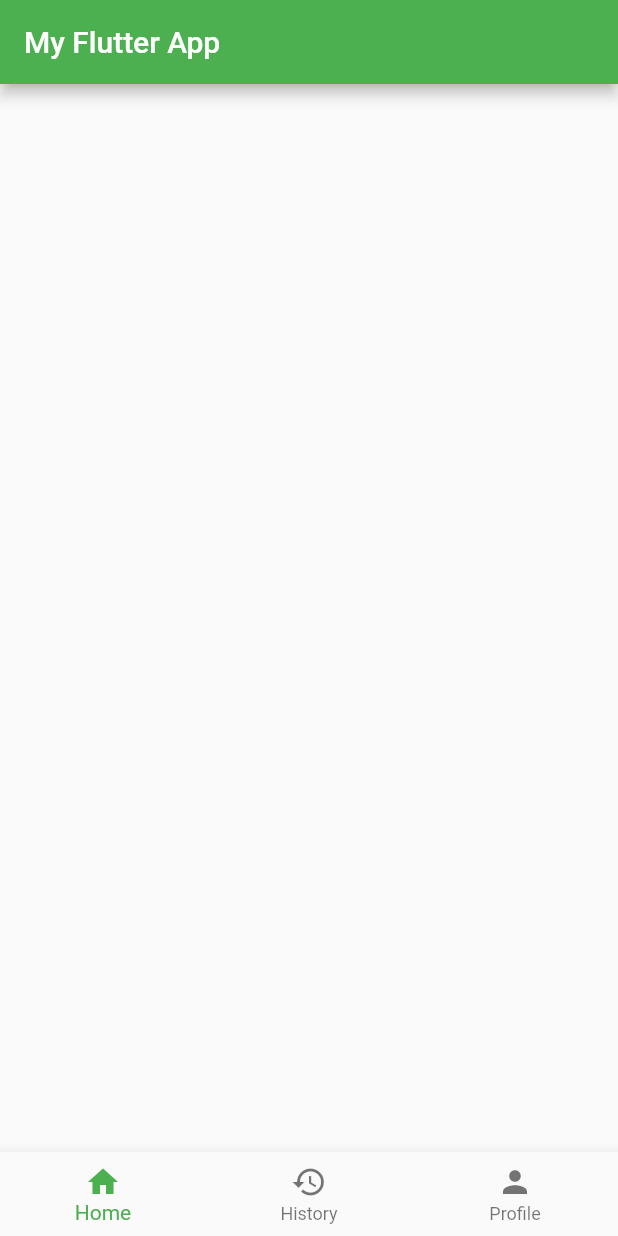
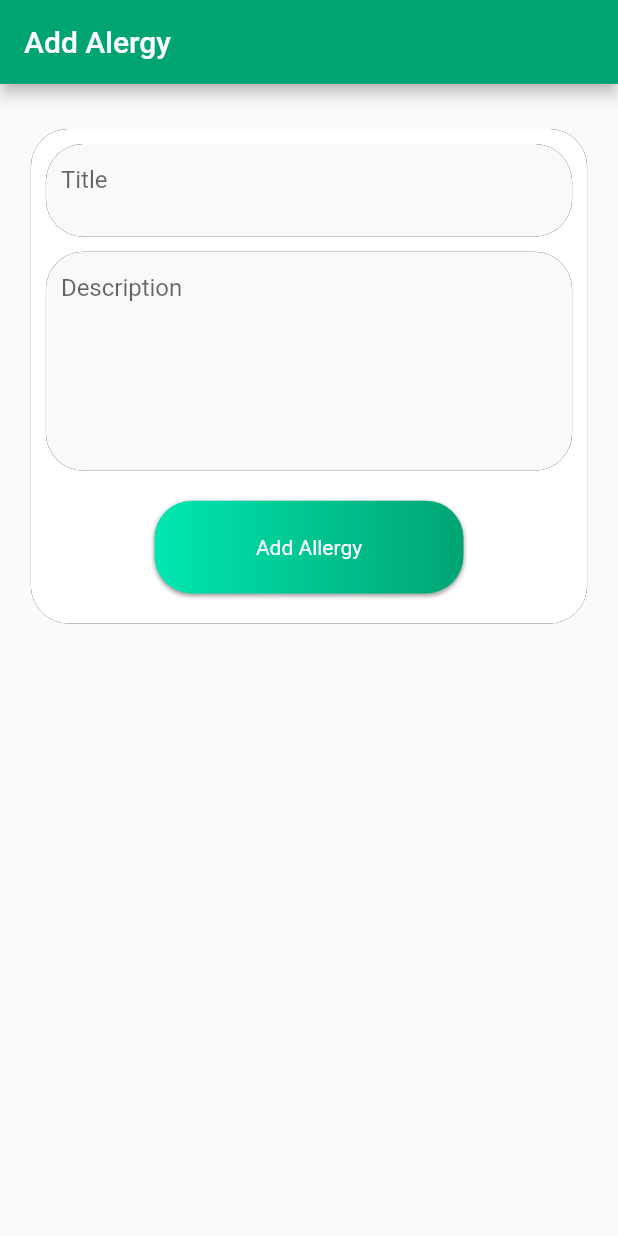
Before and after one commit to CoppellCoders/MyAllergy, a Flutter app: the screen it shows after launch, on a phone screen of 412 x 824 dp. Run offline on Flutter 3.47's test engine with Material 2 defaults, Android fonts, the phone set to English and light mode, and no system bars.

Commit message:
add allergy

```diff
--- /dev/null
+++ b/lib/RaisedGradientButton.dart
@@ -0,0 +1,49 @@
+import 'package:flutter/material.dart';
+
+class RaisedGradientButton extends StatelessWidget {
+  final Widget child;
+  final Gradient gradient;
+  final double width;
+  final double height;
+  final EdgeInsets margin;
+  final EdgeInsets padding;
+  final Function onPressed;
+
+
+
+  const RaisedGradientButton({
+    Key key,
+    @required this.child,
+    this.gradient,
+    this.margin,
+    this.padding,
+    this.width = double.infinity,
+    this.height = double.infinity,
+    this.onPressed,
+  }) : super(key: key);
+
+  @override
+  Widget build(BuildContext context) {
+    return Container(
+      width: width,
+      height: height,
+      margin: margin,
+      padding: padding,
+      decoration: BoxDecoration(gradient: gradient, boxShadow: [
+        BoxShadow(
+          color: Colors.grey[500],
+          offset: Offset(0.0, 1.5),
+          blurRadius: 1.5,
+        ),
+      ],  borderRadius: new BorderRadius.circular(25.0)),
+      child: Material(
+        color: Colors.transparent,
+        child: InkWell(
+            onTap: onPressed,
+            child: Center(
+              child: child,
+            )),
+      ),
+    );
+  }
+}
--- /dev/null
+++ b/lib/add_alergy.dart
@@ -0,0 +1,119 @@
+import 'package:flutter/material.dart';
+import 'package:myallergy/RaisedGradientButton.dart';
+import 'package:path_provider/path_provider.dart';
+import 'dart:io';
+class AddAlergyPage extends StatelessWidget {
+  final formKey = GlobalKey<FormState>();
+  String allergy, description;
+  @override
+  Widget build(BuildContext context) {
+    return Scaffold(
+      appBar: AppBar(
+        title: Text("Add Alergy"),
+      ),
+      body: new Row(
+        mainAxisAlignment: MainAxisAlignment.center,
+        children: <Widget>[
+          new Container(
+              margin: EdgeInsets.only(top: 30),
+              decoration: new BoxDecoration(
+                  color: Colors.white,
+                  boxShadow: [new BoxShadow(color: Colors.black)],
+                  borderRadius: new BorderRadius.circular(25.0)),
+              height: MediaQuery.of(context).size.height * .4,
+              width: MediaQuery.of(context).size.width * .9,
+              child: new Form(
+                key: formKey,
+                child: new Column(
+                  children: <Widget>[
+                    new Expanded(
+                      flex: 0,
+                      child: new Container(
+                          height: MediaQuery.of(context).size.height * .075,
+                          margin: EdgeInsets.only(left: 10, right: 10, top: 10),
+                          decoration: new BoxDecoration(
+                              color: new Color(0xFFF9F9F9),
+                              shape: BoxShape.rectangle,
+                              boxShadow: [new BoxShadow(color: Colors.black)],
+                              borderRadius: new BorderRadius.circular(25.0)),
+                          child: new TextFormField(
+                            textAlign: TextAlign.left,
+                            decoration: new InputDecoration(
+                                border: InputBorder.none,
+                                hintText: 'Title',
+                                contentPadding: EdgeInsets.all(10)),
+                            validator: (input) =>
+                            (input.length == 0)
+                                ? "Please enter allergy"
+                                : null,
+                            onSaved: (input) => allergy = input,
+                          )
+                      ),
+                    ),
+                    new Expanded(
+                      child: new Container(
+                          margin: EdgeInsets.only(left: 10, right: 10, top: 10),
+                          height: MediaQuery.of(context).size.height * .25,
+                          decoration: new BoxDecoration(
+                              color: new Color(0xFFF9F9F9),
+                              boxShadow: [new BoxShadow(color: Colors.black)],
+                              borderRadius: new BorderRadius.circular(25.0)),
+                          child: new TextFormField(
+                            textAlign: TextAlign.left,
+                            decoration: new InputDecoration(
+                                border: InputBorder.none,
+                                hintText: 'Description',
+                                contentPadding: EdgeInsets.all(10)),
+                            onSaved: (input) => description = input,
+                          )),
+                    ),
+                    new Expanded(
+                      flex: 0,
+                      child: RaisedGradientButton(
+                          width: MediaQuery.of(context).size.width * .5,
+                          height: MediaQuery.of(context).size.height * .075,
+                          margin: EdgeInsets.only(
+                              left: 10, right: 10, top: 20, bottom: 20),
+                          child: Text(
+                            'Add Allergy',
+                            style: TextStyle(color: Colors.white),
+                          ),
+                          gradient: LinearGradient(
+                            colors: <Color>[
+                              Theme.of(context).accentColor,
+                              Theme.of(context).primaryColor
+                            ],
+                          ),
+                          onPressed: () {
+                            submit();
+                          }),
+                    )
+                  ],
+                ),
+              )),
+        ],
+      ),
+    );
+  }
+  void submit(){
+    if(formKey.currentState.validate()){
+      formKey.currentState.save();
+      writeCounter("allergy:$allergy;description:$description");
+    }
+  }
+  Future<String> get _localPath async {
+    final directory = await getApplicationDocumentsDirectory();
+    return directory.path;
+  }
+  Future<File> get _localFile async {
+    final path = await _localPath;
+    return File('$path/counter.txt');
+  }
+  Future<File> writeCounter(String data) async {
+    final file = await _localFile;
+
+    // Write the file
+    return file.writeAsString('$data');
+  }
+
+}
--- a/lib/main.dart
+++ b/lib/main.dart
@@ -1,6 +1,6 @@
 import 'package:flutter/material.dart';
 import 'package:myallergy/home.dart';
-
+import 'package:myallergy/add_alergy.dart';
 void main() => runApp(MyApp());
 
 class MyApp extends StatelessWidget {
@@ -12,8 +12,10 @@ class MyApp extends StatelessWidget {
       theme: ThemeData(
 
         primarySwatch: Colors.green,
+        primaryColor: Color(0xff00A473),
+        accentColor: Color(0xff00E7B0)
       ),
-      home: HomePage(),
+      home: AddAlergyPage(),
     );
   }
 }
```
Also changed, not shown: pubspec.yaml (+5 -2 lines), assests/add_allergy_bg.png (added), pubspec.lock.
